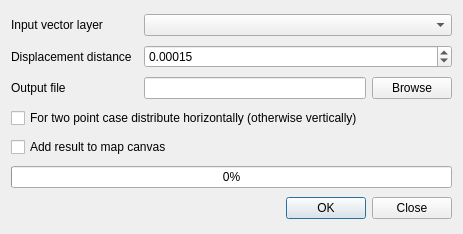
GEO-IASS/shiftpoints, file shiftpointsdialogbase.ui: the form before one commit.
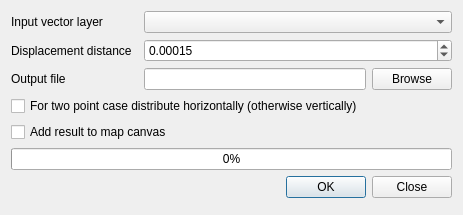
The form after the commit.

Commit message: reduce default dialog size

```diff
--- a/shiftpointsdialogbase.ui
+++ b/shiftpointsdialogbase.ui
@@ -7,7 +7,7 @@
     <x>0</x>
     <y>0</y>
     <width>463</width>
-    <height>234</height>
+    <height>215</height>
    </rect>
   </property>
   <property name="windowTitle">
```
